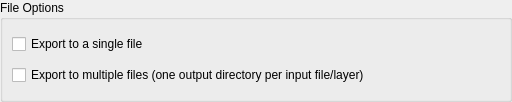
Qt form src/qt-widgets/ExportFileOptionsWidgetUi.ui (GPlates/GPlates) before a commit.
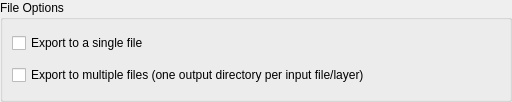
The same form after that commit.

Commit message: (trunk) Tighten up area around the export-specific option widgets a bit so they don't use up so much space - on low-resolution screens in particular.

The edit to the form file:
```diff
--- a/src/qt-widgets/ExportFileOptionsWidgetUi.ui
+++ b/src/qt-widgets/ExportFileOptionsWidgetUi.ui
@@ -26,6 +26,15 @@
       <string>File Options</string>
      </property>
      <layout class="QVBoxLayout" name="verticalLayout_2">
+      <property name="spacing">
+       <number>0</number>
+      </property>
+      <property name="topMargin">
+       <number>1</number>
+      </property>
+      <property name="bottomMargin">
+       <number>1</number>
+      </property>
       <item>
        <widget class="QCheckBox" name="checkBox_export_to_single_file">
         <property name="text">
```
The commit also changes 5 other files.
